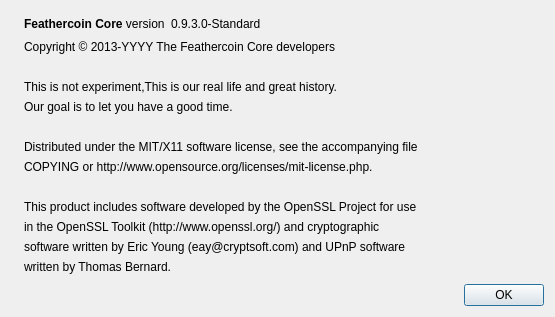
The window that src/qt/forms/aboutdialog.ui (FeatherCoin/Feathercoin) describes before a commit, drawn with Qt 5.
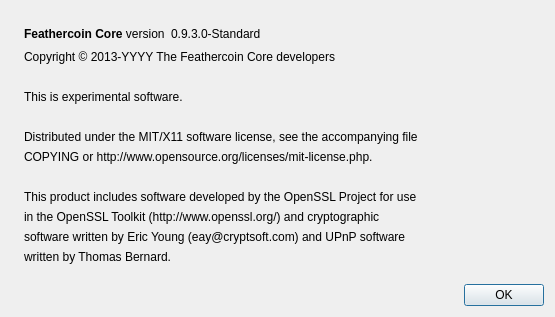
The same window after the commit. Icons and pictures are not drawn.

Commit message: Restore experimental notice

```diff
--- a/src/qt/forms/aboutdialog.ui
+++ b/src/qt/forms/aboutdialog.ui
@@ -114,7 +114,7 @@
         <cursorShape>IBeamCursor</cursorShape>
        </property>
        <property name="text">
-        <string>This is not experiment,This is our real life and great history.</string>
+        <string>This is experimental software.</string>
        </property>
        <property name="wordWrap">
         <bool>false</bool>
@@ -124,13 +124,6 @@
        </property>
       </widget>
      </item>
-     <item>
-      <widget class="QLabel" name="label_8">
-       <property name="text">
-        <string>Our goal is to let you have a good time.</string>
-       </property>
-      </widget>
-     </item>
      <item>
       <widget class="QLabel" name="label_12">
        <property name="text">
```
